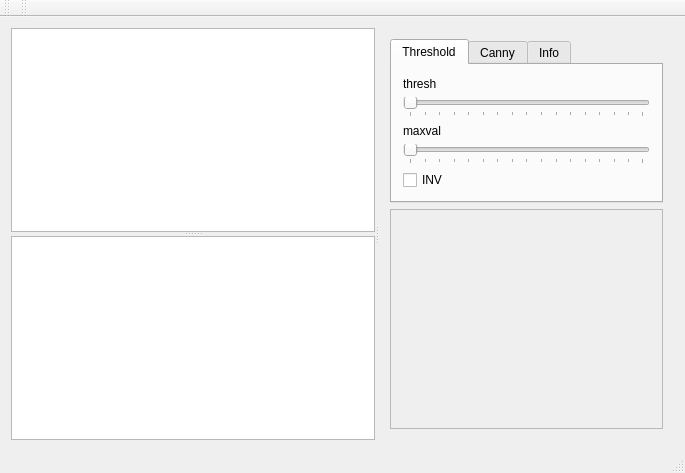
Before: the Qt Designer form dicewindow.ui in stampho/dice, drawn with Qt 5.
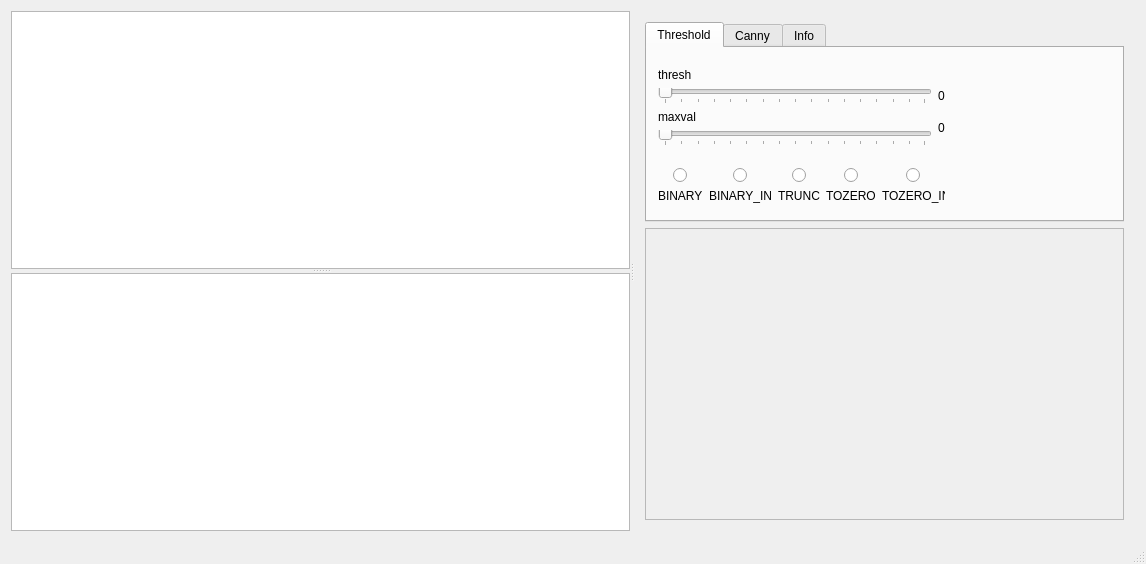
After: the same form once the commit is applied. The open tabs and pages were chosen to show the change.

```diff
--- a/dicewindow.ui
+++ b/dicewindow.ui
@@ -6,8 +6,8 @@
    <rect>
     <x>0</x>
     <y>0</y>
-    <width>685</width>
-    <height>473</height>
+    <width>1146</width>
+    <height>564</height>
    </rect>
   </property>
   <property name="windowTitle">
@@ -15,7 +15,7 @@
   </property>
   <widget class="QWidget" name="centralWidget">
    <layout class="QGridLayout" name="gridLayout">
-    <item row="0" column="0">
+    <item row="0" column="1">
      <widget class="QSplitter" name="mainSplitter">
       <property name="sizePolicy">
        <sizepolicy hsizetype="Expanding" vsizetype="Preferred">
@@ -61,95 +61,6 @@
       </widget>
       <widget class="QWidget" name="horizontalLayoutWidget">
        <layout class="QGridLayout" name="gridLayout_3">
-        <item row="0" column="0">
-         <widget class="QTabWidget" name="tabWidget">
-          <property name="sizePolicy">
-           <sizepolicy hsizetype="Expanding" vsizetype="Fixed">
-            <horstretch>0</horstretch>
-            <verstretch>0</verstretch>
-           </sizepolicy>
-          </property>
-          <property name="minimumSize">
-           <size>
-            <width>0</width>
-            <height>150</height>
-           </size>
-          </property>
-          <property name="currentIndex">
-           <number>2</number>
-          </property>
-          <widget class="QWidget" name="tab">
-           <attribute name="title">
-            <string>Threshold</string>
-           </attribute>
-           <layout class="QGridLayout" name="gridLayout_4">
-            <item row="0" column="0">
-             <widget class="QLabel" name="label">
-              <property name="text">
-               <string>thresh</string>
-              </property>
-             </widget>
-            </item>
-            <item row="3" column="0">
-             <widget class="QSlider" name="maxvalSlider">
-              <property name="maximum">
-               <number>255</number>
-              </property>
-              <property name="orientation">
-               <enum>Qt::Horizontal</enum>
-              </property>
-              <property name="tickPosition">
-               <enum>QSlider::TicksBelow</enum>
-              </property>
-              <property name="tickInterval">
-               <number>16</number>
-              </property>
-             </widget>
-            </item>
-            <item row="1" column="0">
-             <widget class="QSlider" name="threshSlider">
-              <property name="maximum">
-               <number>255</number>
-              </property>
-              <property name="orientation">
-               <enum>Qt::Horizontal</enum>
-              </property>
-              <property name="tickPosition">
-               <enum>QSlider::TicksBelow</enum>
-              </property>
-              <property name="tickInterval">
-               <number>16</number>
-              </property>
-             </widget>
-            </item>
-            <item row="2" column="0">
-             <widget class="QLabel" name="label_2">
-              <property name="text">
-               <string>maxval</string>
-              </property>
-             </widget>
-            </item>
-            <item row="4" column="0">
-             <widget class="QCheckBox" name="threshInvertToggle">
-              <property name="text">
-               <string>INV</string>
-              </property>
-             </widget>
-            </item>
-           </layout>
-          </widget>
-          <widget class="QWidget" name="tab_2">
-           <attribute name="title">
-            <string>Canny</string>
-           </attribute>
-          </widget>
-          <widget class="QWidget" name="tab_3">
-           <attribute name="title">
-            <string>Info</string>
-           </attribute>
-          </widget>
-         </widget>
-        </item>
         <item row="1" column="0">
          <widget class="QScrollArea" name="scrollArea">
           <property name="sizePolicy">
@@ -175,8 +86,8 @@
             <rect>
              <x>0</x>
              <y>0</y>
-             <width>218</width>
-             <height>227</height>
+             <width>373</width>
+             <height>314</height>
             </rect>
            </property>
            <property name="sizePolicy">
@@ -189,42 +100,251 @@
           </widget>
          </widget>
         </item>
+        <item row="0" column="0">
+         <widget class="QTabWidget" name="tabWidget">
+          <property name="sizePolicy">
+           <sizepolicy hsizetype="Expanding" vsizetype="Fixed">
+            <horstretch>0</horstretch>
+            <verstretch>0</verstretch>
+           </sizepolicy>
+          </property>
+          <property name="minimumSize">
+           <size>
+            <width>0</width>
+            <height>200</height>
+           </size>
+          </property>
+          <property name="currentIndex">
+           <number>0</number>
+          </property>
+          <widget class="QWidget" name="tab">
+           <attribute name="title">
+            <string>Threshold</string>
+           </attribute>
+           <widget class="QWidget" name="">
+            <property name="geometry">
+             <rect>
+              <x>0</x>
+              <y>9</y>
+              <width>309</width>
+              <height>157</height>
+             </rect>
+            </property>
+            <layout class="QGridLayout" name="gridLayout_6">
+             <item row="0" column="0">
+              <layout class="QGridLayout" name="gridLayout_5">
+               <property name="bottomMargin">
+                <number>15</number>
+               </property>
+               <item row="0" column="0">
+                <widget class="QLabel" name="label">
+                 <property name="text">
+                  <string>thresh</string>
+                 </property>
+                </widget>
+               </item>
+               <item row="1" column="0">
+                <widget class="QSlider" name="threshSlider">
+                 <property name="maximum">
+                  <number>255</number>
+                 </property>
+                 <property name="orientation">
+                  <enum>Qt::Horizontal</enum>
+                 </property>
+                 <property name="tickPosition">
+                  <enum>QSlider::TicksBelow</enum>
+                 </property>
+                 <property name="tickInterval">
+                  <number>16</number>
+                 </property>
+                </widget>
+               </item>
+               <item row="1" column="1">
+                <widget class="QLabel" name="threshDisplay">
+                 <property name="text">
+                  <string>0</string>
+                 </property>
+                </widget>
+               </item>
+               <item row="2" column="0">
+                <widget class="QLabel" name="label_2">
+                 <property name="text">
+                  <string>maxval</string>
+                 </property>
+                </widget>
+               </item>
+               <item row="2" column="1" rowspan="2">
+                <widget class="QLabel" name="maxvalDisplay">
+                 <property name="text">
+                  <string>0</string>
+                 </property>
+                </widget>
+               </item>
+               <item row="3" column="0">
+                <widget class="QSlider" name="maxvalSlider">
+                 <property name="maximum">
+                  <number>255</number>
+                 </property>
+                 <property name="orientation">
+                  <enum>Qt::Horizontal</enum>
+                 </property>
+                 <property name="tickPosition">
+                  <enum>QSlider::TicksBelow</enum>
+                 </property>
+                 <property name="tickInterval">
+                  <number>16</number>
+                 </property>
+                </widget>
+               </item>
+              </layout>
+             </item>
+             <item row="1" column="0">
+              <layout class="QGridLayout" name="gridLayout_4">
+               <property name="topMargin">
+                <number>0</number>
+               </property>
+               <property name="spacing">
+                <number>6</number>
+               </property>
+               <item row="0" column="0" alignment="Qt::AlignHCenter">
+                <widget class="QRadioButton" name="binaryButton">
+                 <property name="sizePolicy">
+                  <sizepolicy hsizetype="Fixed" vsizetype="Minimum">
+                   <horstretch>0</horstretch>
+                   <verstretch>0</verstretch>
+                  </sizepolicy>
+                 </property>
+                 <property name="text">
+                  <string/>
+                 </property>
+                 <attribute name="buttonGroup">
+                  <string notr="true">threshTypeGroup</string>
+                 </attribute>
+                </widget>
+               </item>
+               <item row="0" column="1" alignment="Qt::AlignHCenter">
+                <widget class="QRadioButton" name="binaryinvButton">
+                 <property name="sizePolicy">
+                  <sizepolicy hsizetype="Fixed" vsizetype="Minimum">
+                   <horstretch>0</horstretch>
+                   <verstretch>0</verstretch>
+                  </sizepolicy>
+                 </property>
+                 <property name="text">
+                  <string/>
+                 </property>
+                 <attribute name="buttonGroup">
+                  <string notr="true">threshTypeGroup</string>
+                 </attribute>
+                </widget>
+               </item>
+               <item row="1" column="0">
+                <widget class="QLabel" name="label_5">
+                 <property name="text">
+                  <string>BINARY</string>
+                 </property>
+                </widget>
+               </item>
+               <item row="1" column="1">
+                <widget class="QLabel" name="label_6">
+                 <property name="text">
+                  <string>BINARY_INV</string>
+                 </property>
+                </widget>
+               </item>
+               <item row="1" column="2">
+                <widget class="QLabel" name="label_7">
+                 <property name="text">
+                  <string>TRUNC</string>
+                 </property>
+                </widget>
+               </item>
+               <item row="1" column="3">
+                <widget class="QLabel" name="label_8">
+                 <property name="text">
+                  <string>TOZERO</string>
+                 </property>
+                </widget>
+               </item>
+               <item row="1" column="4">
+                <widget class="QLabel" name="label_9">
+                 <property name="text">
+                  <string>TOZERO_INV</string>
+                 </property>
+                </widget>
+               </item>
+               <item row="0" column="2" alignment="Qt::AlignHCenter">
+                <widget class="QRadioButton" name="truncButton">
+                 <property name="text">
+                  <string/>
+                 </property>
+                 <attribute name="buttonGroup">
+                  <string notr="true">threshTypeGroup</string>
+                 </attribute>
+                </widget>
+               </item>
+               <item row="0" column="3" alignment="Qt::AlignHCenter">
+                <widget class="QRadioButton" name="tozeroButton">
+                 <property name="text">
+                  <string/>
+                 </property>
+                 <attribute name="buttonGroup">
+                  <string notr="true">threshTypeGroup</string>
+                 </attribute>
+                </widget>
+               </item>
+               <item row="0" column="4" alignment="Qt::AlignHCenter">
+                <widget class="QRadioButton" name="tozeroinvButton">
+                 <property name="text">
+                  <string/>
+                 </property>
+                 <attribute name="buttonGroup">
+                  <string notr="true">threshTypeGroup</string>
+                 </attribute>
+                </widget>
+               </item>
+              </layout>
+             </item>
+            </layout>
+           </widget>
+           <zorder>threshSlider</zorder>
+           <zorder>maxvalSlider</zorder>
+           <zorder>label</zorder>
+           <zorder>label_2</zorder>
+           <zorder>threshDisplay</zorder>
+           <zorder>maxvalDisplay</zorder>
+           <zorder>binaryButton</zorder>
+           <zorder>binaryinvButton</zorder>
+           <zorder>radioButton_3</zorder>
+           <zorder>radioButton_4</zorder>
+           <zorder>radioButton_5</zorder>
+           <zorder>scrollArea</zorder>
+           <zorder>label_5</zorder>
+           <zorder>label_6</zorder>
+           <zorder>label_7</zorder>
+           <zorder>label_8</zorder>
+           <zorder>label_9</zorder>
+           <zorder></zorder>
+          </widget>
+          <widget class="QWidget" name="tab_2">
+           <attribute name="title">
+            <string>Canny</string>
+           </attribute>
+          </widget>
+          <widget class="QWidget" name="tab_3">
+           <attribute name="title">
+            <string>Info</string>
+           </attribute>
+          </widget>
+         </widget>
+        </item>
        </layout>
       </widget>
      </widget>
     </item>
    </layout>
   </widget>
-  <widget class="QMenuBar" name="menuBar">
-   <property name="geometry">
-    <rect>
-     <x>0</x>
-     <y>0</y>
-     <width>685</width>
-     <height>19</height>
-    </rect>
-   </property>
-  </widget>
-  <widget class="QToolBar" name="mainToolBar">
-   <attribute name="toolBarArea">
-    <enum>TopToolBarArea</enum>
-   </attribute>
-   <attribute name="toolBarBreak">
-    <bool>false</bool>
-   </attribute>
-  </widget>
   <widget class="QStatusBar" name="statusBar"/>
-  <widget class="QToolBar" name="toolBar">
-   <property name="windowTitle">
-    <string>toolBar</string>
-   </property>
-   <attribute name="toolBarArea">
-    <enum>TopToolBarArea</enum>
-   </attribute>
-   <attribute name="toolBarBreak">
-    <bool>false</bool>
-   </attribute>
-  </widget>
  </widget>
  <layoutdefault spacing="6" margin="11"/>
  <resources/>
```
Left out of the diff: 3 changed lines with no effect on the pictures.
